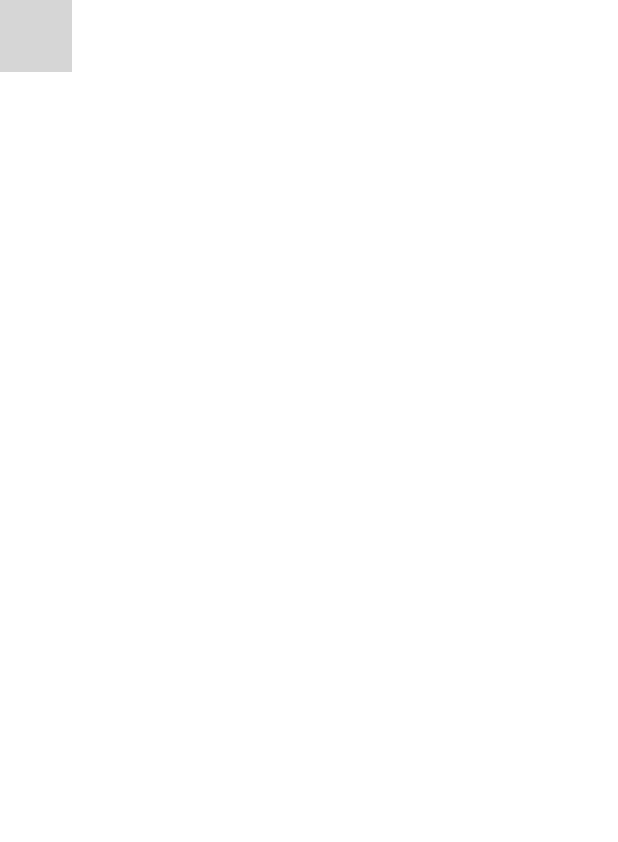
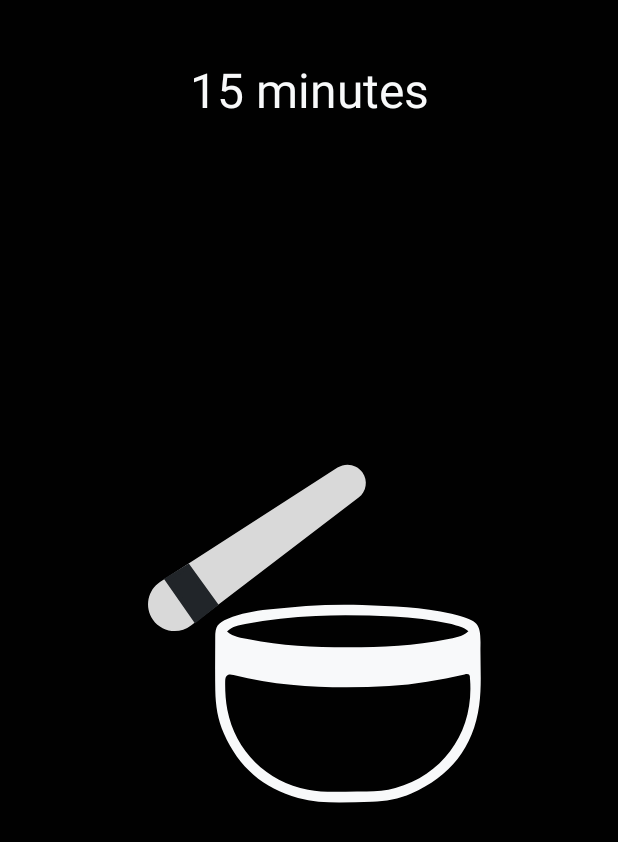
Before and after one commit to victorYghor/meditar, an Android app built with Jetpack Compose: the @Preview function BellScreenPreview, on a phone screen of 412 x 824 dp. Shown: the top 842 px of the screen. Run offline under Robolectric (Android 15) with nearby library versions, the phone set to English and light mode, and no system bars; grey boxes are pictures that could not be loaded.

Commit message:
feature: when the time finishes go to the ring screen.

```diff
--- a/app/build.gradle.kts
+++ b/app/build.gradle.kts
@@ -61,6 +61,7 @@ dependencies {
     implementation("androidx.compose.ui:ui-tooling-preview")
     implementation("androidx.compose.material3:material3")
     implementation("androidx.appcompat:appcompat:1.7.0")
+    implementation("androidx.navigation:navigation-common-ktx:2.7.7")
     testImplementation("junit:junit:4.13.2")
     androidTestImplementation("androidx.test.ext:junit:1.2.1")
     androidTestImplementation("androidx.test.espresso:espresso-core:3.6.1")
--- /dev/null
+++ b/app/src/main/java/com/victoryghor/meditar/bell/BellHitScreen.kt
@@ -0,0 +1,61 @@
+package com.victoryghor.meditar.bell
+
+import androidx.compose.foundation.background
+import androidx.compose.foundation.gestures.Orientation
+import androidx.compose.foundation.gestures.scrollable
+import androidx.compose.foundation.layout.Arrangement
+import androidx.compose.foundation.layout.Column
+import androidx.compose.foundation.layout.Spacer
+import androidx.compose.foundation.layout.fillMaxSize
+import androidx.compose.foundation.layout.padding
+import androidx.compose.foundation.layout.size
+import androidx.compose.foundation.rememberScrollState
+import androidx.compose.material3.Text
+import androidx.compose.runtime.Composable
+import androidx.compose.ui.Alignment
+import androidx.compose.ui.Modifier
+import androidx.compose.ui.res.stringResource
+import androidx.compose.ui.tooling.preview.Preview
+import androidx.compose.ui.unit.dp
+import androidx.compose.ui.unit.sp
+import com.victoryghor.meditar.R
+import com.victoryghor.meditar.ui.theme.black100
+import com.victoryghor.meditar.ui.theme.blackBackground
+import com.victoryghor.meditar.ui.theme.white0
+
+@Composable
+fun BellHitScreen(
+    minutesOfPractice: Int,
+    quantityOfHits: Int = 0
+) {
+    Column(
+        verticalArrangement = Arrangement.Top,
+        horizontalAlignment = Alignment.CenterHorizontally,
+        modifier = Modifier
+            .fillMaxSize()
+            .background(color = blackBackground)
+            .padding(42.dp)
+            .scrollable(rememberScrollState(), orientation = Orientation.Vertical)
+    ) {
+        Text(
+            stringResource(R.string.minutes_of_practice).format(minutesOfPractice),
+            fontSize = 32.sp,
+            color = white0
+        )
+        Spacer(modifier = Modifier.size(220.dp))
+        BellImage(R.drawable.hitbell)
+        Spacer(modifier = Modifier.size(128.dp))
+        if (quantityOfHits != 0)
+            Text(
+                stringResource(R.string.the_bell_will_be_hitting_x_times).format(quantityOfHits),
+                fontSize = 24.sp,
+                color = black100
+            )
+    }
+}
+
+@Preview
+@Composable
+fun BellScreenPreview() {
+    BellHitScreen(15)
+}
--- a/app/src/main/java/com/victoryghor/meditar/timer/TimerScreen.kt
+++ b/app/src/main/java/com/victoryghor/meditar/timer/TimerScreen.kt
@@ -26,7 +26,7 @@ import com.victoryghor.meditar.ui.theme.blackBackground
 
 @Composable
 fun TimerScreen(
-    goToSelectTimeScreen: () -> Unit,
+    goToBellRingScreen: () -> Unit,
     timerViewModel: TimerViewModel
 ) {
     Column(
@@ -39,7 +39,7 @@ fun TimerScreen(
     ) {
         val uiState by timerViewModel.uiState.collectAsStateWithLifecycle()
         LaunchedEffect(Unit) {
-            timerViewModel.startTimer()
+            timerViewModel.startTimer(goToBellRingScreen)
         }
         Box(
             contentAlignment = Alignment.Center
--- a/app/src/main/java/com/victoryghor/meditar/timer/TimerViewModel.kt
+++ b/app/src/main/java/com/victoryghor/meditar/timer/TimerViewModel.kt
@@ -3,6 +3,7 @@ package com.victoryghor.meditar.timer
 import androidx.lifecycle.ViewModel
 import androidx.lifecycle.viewModelScope
 import kotlinx.coroutines.CoroutineStart
+import kotlinx.coroutines.cancel
 import kotlinx.coroutines.delay
 import kotlinx.coroutines.flow.MutableStateFlow
 import kotlinx.coroutines.flow.StateFlow
@@ -38,12 +39,15 @@ class TimerViewModel(selectTimerInMinutes: Int): ViewModel() {
                     currentAngle = (_secondsCount.value.toFloat() / selectTimerInSeconds.toFloat() * 360f)
                 )
             }
+            if(_secondsCount.value >= selectTimerInSeconds)
+                this.cancel()
         }
     }
 
-    fun startTimer() {
+    fun startTimer(goToBellRingScreen: () -> Unit) {
         viewModelScope.launch {
             timerJob.join()
+            goToBellRingScreen()
         }
     }
 }
--- a/app/src/main/java/com/victoryghor/meditar/ui/components/TimerText.kt
+++ b/app/src/main/java/com/victoryghor/meditar/ui/components/TimerText.kt
@@ -19,7 +19,7 @@ fun TimerText(minutes: String, seconds:String, modifier: Modifier = Modifier) {
         modifier = modifier
     )
 }
-fun formatNumberWithSpace(time: String) = if(time.length == 2) time else time + " "
+fun formatNumberWithSpace(time: String) = if(time.length == 2) time else "0" + time
 
 @Preview
 @Composable
--- a/app/src/main/res/values/strings.xml
+++ b/app/src/main/res/values/strings.xml
@@ -8,5 +8,6 @@
     <string name="minutes">Minutes</string>
     <string name="stop">Stop</string>
     <string name="hitting_a_tibetan_bell">Hitting a tibetan bell</string>
+    <string name="the_bell_will_be_hitting_x_times">The bell will be hit %d times</string>
     <string name="minutes_of_practice">%d minutes</string>
 </resources>
```
Also changed, not shown: app/src/main/java/com/victoryghor/meditar/TimerNavigation.kt (+23 -8 lines), app/src/main/java/com/victoryghor/meditar/bell/BellRingScreen.kt (renamed from app/src/main/java/com/victoryghor/meditar/bell/BellScreen.kt, +12 -13 lines), app/src/main/java/com/victoryghor/meditar/bell/BellState.kt (deleted, +0 -8 lines), app/src/main/java/com/victoryghor/meditar/bell/BellViewModel.kt (added, +7 -0 lines), app/src/main/res/drawable/bell_ring.xml (renamed from app/src/main/res/drawable/bell_making_sound.xml), 1 other file.
